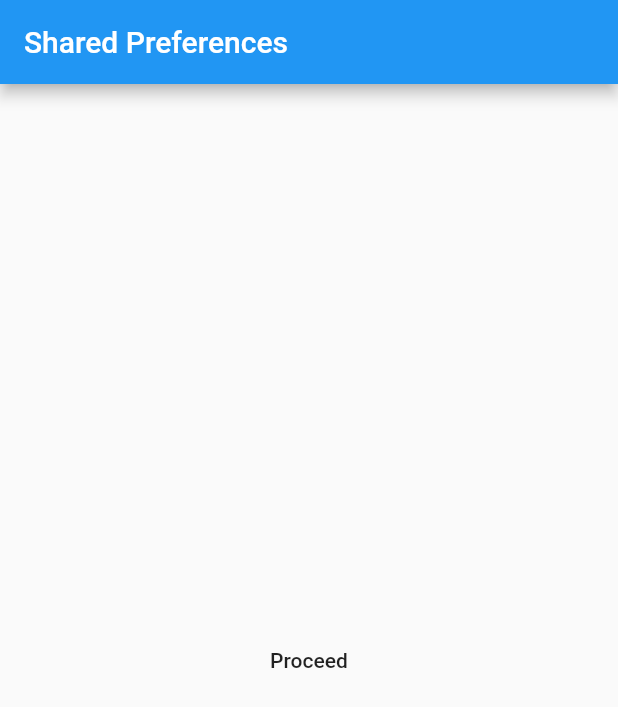
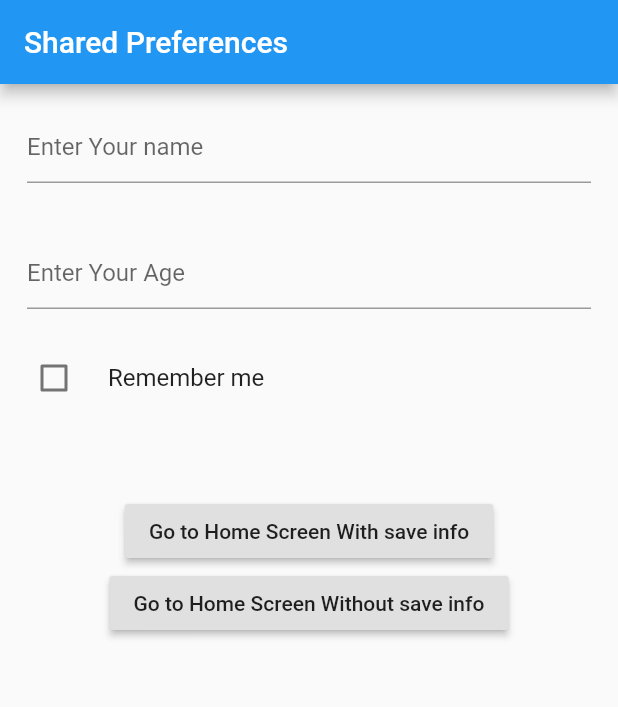
Before and after one commit to SinaSys/shared_preferences_flutter, a Flutter app: the screen it shows after launch, on a phone screen of 412 x 824 dp. Shown: the top 707 px of the screen. Run offline on Flutter 3.47's test engine with Material 2 defaults, Android fonts, the light colour scheme and no system bars; our stand-ins replace shared_preferences.

Commit message:
Commit ExampleTwo

```diff
--- a/lib/main.dart
+++ b/lib/main.dart
@@ -1,7 +1,7 @@
 import 'package:flutter/material.dart';
+import 'package:flutter/services.dart';
 import 'package:shared_preferences/shared_preferences.dart';
 import 'package:shared_preferences_flutter/home_screen.dart';
-import 'package:shared_preferences_flutter/welcome_screen.dart';
 
 void main() {
   runApp(MyApp());
@@ -22,37 +22,77 @@ class MyApp extends StatelessWidget {
   }
 }
 
-class MyHomePage extends StatelessWidget {
+class MyHomePage extends StatefulWidget {
+  @override
+  _MyHomePageState createState() => _MyHomePageState();
+}
+
+class _MyHomePageState extends State<MyHomePage> {
+  bool isChecked = false;
+  TextEditingController nameController = TextEditingController();
+  TextEditingController ageController = TextEditingController();
+
   @override
   Widget build(BuildContext context) {
     return Scaffold(
-      appBar: AppBar(title: Text("Shared Preferences")),
-      body: Center(
-        child: FlatButton(
-            child: Text("Proceed"),
-            onPressed: () async {
+        appBar: AppBar(title: Text("Shared Preferences")),
+        body: Column(
+          children: [
+            Padding(
+              padding: const EdgeInsets.all(18.0),
+              child: TextField(
+                keyboardType: TextInputType.text,
+                controller: nameController,
+                decoration: InputDecoration(hintText: "Enter Your name"),
+              ),
+            ),
+            Padding(
+              padding: const EdgeInsets.all(18.0),
+              child: TextField(
+                keyboardType: TextInputType.number,
+                inputFormatters: <TextInputFormatter>[
+                  FilteringTextInputFormatter.digitsOnly
+                ],
+                decoration: InputDecoration(hintText: "Enter Your Age"),
+                controller: ageController,
+              ),
+            ),
+            CheckboxListTile(
+                controlAffinity: ListTileControlAffinity.leading,
+                title: Text("Remember me"),
+                value: isChecked,
+                onChanged: (value) {
+                  setState(() {
+                    isChecked = value;
+                  });
+                }),
+            SizedBox(height: 50.0),
+            RaisedButton(
+                child: Text("Go to Home Screen With save info"),
+                onPressed: () {
+                  saveInfoToPreferences(nameController.text.trim(),
+                      int.parse(ageController.text), isChecked);
+                  Navigator.push(context, MaterialPageRoute(builder: (context) {
+                    return HomeScreen();
+                  }));
+                }),
+            RaisedButton(
+                child: Text("Go to Home Screen Without save info"),
+                onPressed: () {
+                  Navigator.push(context, MaterialPageRoute(builder: (context) {
+                    return HomeScreen();
+                  }));
+                }),
 
-              setVisitingFlag();
-
-              if(await getVisitingFlag()){
-                Navigator.of(context).push(MaterialPageRoute(builder: (context) => HomeScreen()));
-              }
-              else{
-                Navigator.of(context).push(MaterialPageRoute(builder: (context) => WelcomeScreen()));
-              }
-            }),
-      ),
-    );
+          ],
+        ));
   }
 }
 
-void setVisitingFlag() async {
+void saveInfoToPreferences(
+    String nameValue, int ageValue, bool isChecked) async {
   SharedPreferences sharedPreferences = await SharedPreferences.getInstance();
-  sharedPreferences.setBool("alreadyVisited", true);
+  sharedPreferences.setBool("CheckBoxValue", isChecked);
+  sharedPreferences.setInt("ageValue", ageValue);
+  sharedPreferences.setString("nameValue", nameValue);
 }
-
-Future<bool> getVisitingFlag() async {
-  SharedPreferences sharedPreferences = await SharedPreferences.getInstance();
-  bool alreadyVisited = sharedPreferences.getBool("alreadyVisited") ?? false;
-  return alreadyVisited;
-}
--- /dev/null
+++ b/lib/user.dart
@@ -0,0 +1,7 @@
+class User {
+  String name;
+  int age;
+  bool rememberMe;
+
+  User(this.name, this.age, this.rememberMe);
+}
```
Also changed, not shown: lib/home_screen.dart (+31 -4 lines), lib/welcome_screen.dart (deleted, +0 -13 lines).
